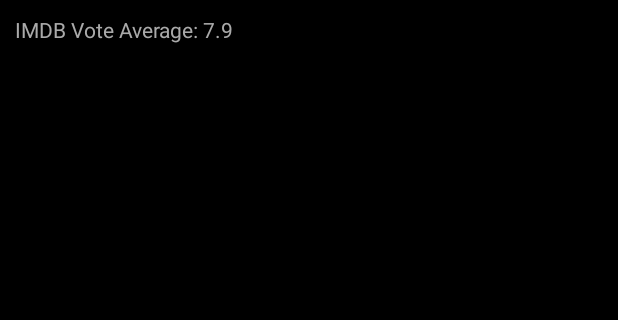
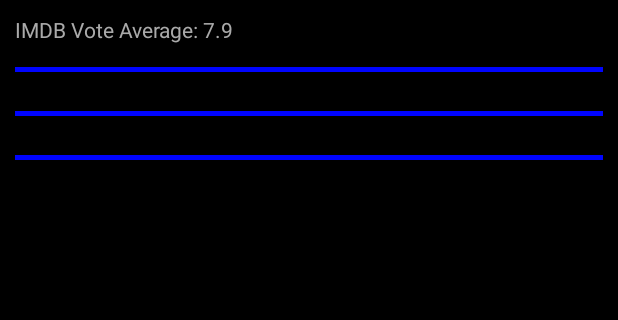
Before and after one commit to jovanadj95/singi_project, an Android app: the MovieDetailsActivity screen opened directly, with no data from a screen before it, on a phone screen of 412 x 824 dp, the part 84-404 px from its top. Run offline under Robolectric (Android 15) with nearby library versions, the light colour scheme and no system bars.

Commit message:
Small fixes, movie details layout

```diff
--- a/app/build.gradle
+++ b/app/build.gradle
@@ -12,6 +12,7 @@
 
         buildConfigField 'String', 'API_URL', '"http://api.themoviedb.org"'
         buildConfigField 'String', 'API_KEY', '"f7c765a60e4d8a73f2e3686371956f8e"'
+        buildConfigField 'String', 'API_IMG_BASE', '"http://image.tmdb.org/t/p/w185"'
     }
     buildTypes {
         release {
--- a/app/src/main/java/com/singidunum/moviesinfoapp/activity/MainActivity.java
+++ b/app/src/main/java/com/singidunum/moviesinfoapp/activity/MainActivity.java
@@ -7,7 +7,6 @@
 import android.support.v7.widget.RecyclerView;
 import android.view.View;
 
-import com.google.gson.Gson;
 import com.singidunum.moviesinfoapp.BuildConfig;
 import com.singidunum.moviesinfoapp.adapter.MoviesAdapter;
 import com.singidunum.moviesinfoapp.R;
@@ -26,9 +25,6 @@
 
 public class MainActivity extends AppCompatActivity {
 
-    // TODO call to API TMDB
-    // TODO create adapter for previewing movies (use movie layout for each movie)
-    // TODO add click listener for each movie that will open movie details activity
     // TODO read last filters and preview the filtered movies
     // TODO include fragments and landscape orientation
 
--- a/app/src/main/java/com/singidunum/moviesinfoapp/activity/MovieDetailsActivity.java
+++ b/app/src/main/java/com/singidunum/moviesinfoapp/activity/MovieDetailsActivity.java
@@ -2,13 +2,11 @@
 
 import android.support.v7.app.AppCompatActivity;
 import android.os.Bundle;
-import android.widget.Toast;
 
 import com.singidunum.moviesinfoapp.R;
 
 public class MovieDetailsActivity extends AppCompatActivity {
 
-    // TODO add go back button
     // TODO add for corresponding movie all the available actors through api and show their pictures
     // TODO connect IMDB rating to app rating
     // TODO implement movie pictures
@@ -17,6 +15,5 @@
     protected void onCreate(Bundle savedInstanceState) {
         super.onCreate(savedInstanceState);
         setContentView(R.layout.activity_movie_details);
-
     }
 }
--- a/app/src/main/java/com/singidunum/moviesinfoapp/adapter/MoviesAdapter.java
+++ b/app/src/main/java/com/singidunum/moviesinfoapp/adapter/MoviesAdapter.java
@@ -12,6 +12,7 @@
 import android.widget.TextView;
 
 import com.google.gson.Gson;
+import com.singidunum.moviesinfoapp.BuildConfig;
 import com.singidunum.moviesinfoapp.R;
 import com.singidunum.moviesinfoapp.activity.MovieDetailsActivity;
 import com.singidunum.moviesinfoapp.model.api.Movie;
@@ -39,7 +40,7 @@
     public void onBindViewHolder(@NonNull final MovieViewHolder holder, final int position) {
         final Movie movie = moviesList.get(position);
         Picasso.get()
-                .load("http://image.tmdb.org/t/p/w185" + movie.getPosterPath())
+                .load(BuildConfig.API_IMG_BASE + movie.getPosterPath())
                 .into(holder.poster);
         holder.title.setText(movie.getTitle());
         holder.overview.setText(movie.getOverview());
--- a/app/src/main/java/com/singidunum/moviesinfoapp/model/api/Movie.java
+++ b/app/src/main/java/com/singidunum/moviesinfoapp/model/api/Movie.java
@@ -24,7 +24,7 @@
     private String title;
     @SerializedName("popularity")
     @Expose
-    private Float popularity;
+    private Double popularity;
     @SerializedName("poster_path")
     @Expose
     private String posterPath;
@@ -90,11 +90,11 @@
         this.title = title;
     }
 
-    public Float getPopularity() {
+    public Double getPopularity() {
         return popularity;
     }
 
-    public void setPopularity(Float popularity) {
+    public void setPopularity(Double popularity) {
         this.popularity = popularity;
     }
 
--- a/app/src/main/res/layout/activity_movie_details.xml
+++ b/app/src/main/res/layout/activity_movie_details.xml
@@ -17,9 +17,39 @@
             android:layout_height="wrap_content"
             android:text="@string/deadpool_avg_rating" />
 
-        <ListView
+        <View
+            android:layout_width="match_parent"
+            android:layout_height="3dp"
+            android:layout_marginBottom="5dp"
+            android:layout_marginTop="15dp"
+            android:background="#0004ff" />
+
+        <GridView
             android:id="@+id/actors_list"
             android:layout_width="wrap_content"
-            android:layout_height="wrap_content" />
+            android:layout_height="wrap_content"
+            android:layout_marginTop="5dp"
+            android:numColumns="3" />
+
+        <View
+            android:layout_width="match_parent"
+            android:layout_height="3dp"
+            android:layout_marginBottom="5dp"
+            android:layout_marginTop="15dp"
+            android:background="#0004ff" />
+
+        <GridView
+            android:id="@+id/pictures_list"
+            android:layout_width="wrap_content"
+            android:layout_height="wrap_content"
+            android:layout_marginTop="5dp"
+            android:numColumns="3" />
+
+        <View
+            android:layout_width="match_parent"
+            android:layout_height="3dp"
+            android:layout_marginBottom="5dp"
+            android:layout_marginTop="15dp"
+            android:background="#0004ff" />
     </LinearLayout>
 </ScrollView>
--- a/app/src/main/res/layout/movie.xml
+++ b/app/src/main/res/layout/movie.xml
@@ -3,17 +3,14 @@
     android:id="@+id/movie"
     android:layout_width="wrap_content"
     android:layout_height="wrap_content"
-    android:onClick="goToMovieDetails"
     android:orientation="horizontal"
     android:padding="10dp">
-    <!--TODO add on Click listener in the class-->
 
     <ImageView
         android:id="@+id/poster"
         android:layout_width="100dp"
         android:layout_height="150dp"
         android:src="@drawable/deadpool2" />
-
 
     <LinearLayout
         android:layout_width="wrap_content"
--- a/app/src/main/res/values/strings.xml
+++ b/app/src/main/res/values/strings.xml
@@ -16,4 +16,5 @@
     <string name="filtergroup">FilterGroup</string>
     <string name="rating_text">Rating:</string>
     <string name="rating_number">7.7</string>
+    <string name="ryan_reynolds">Ryan Reynolds</string>
 </resources>
```
Also changed, not shown: app/src/main/res/layout/movie_details_item.xml (added, +17 -0 lines), app/src/main/res/drawable/ryan.jpg (added).
